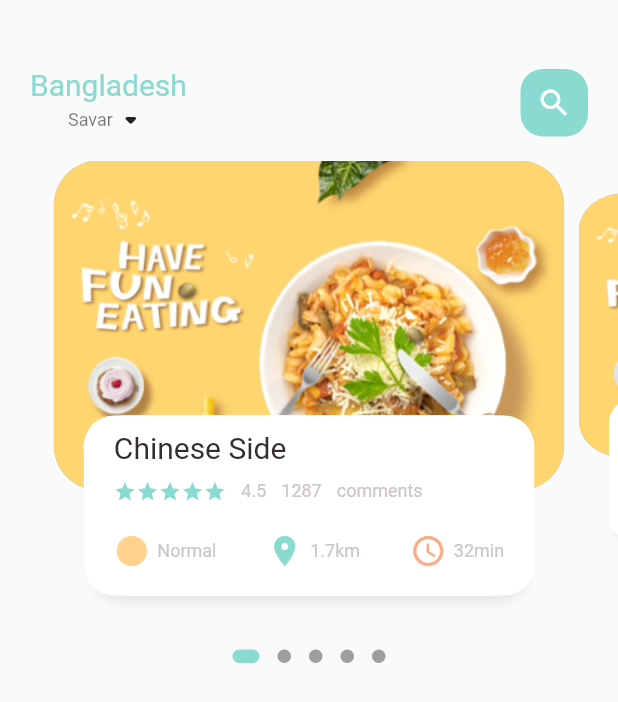
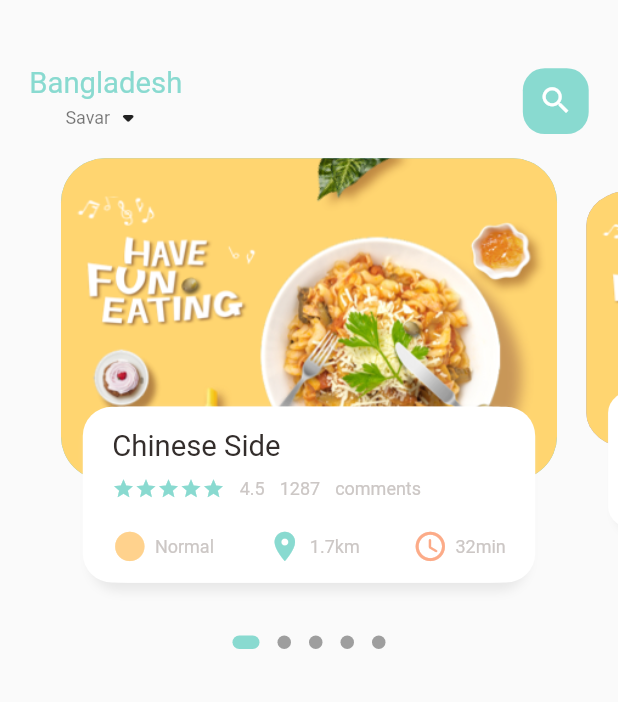
Before and after one commit to pasha13d/Shopping-App, a Flutter app: the screen it shows after launch, on a phone screen of 412 x 824 dp. Shown: the top 702 px of the screen. Run offline on Flutter 3.47's test engine with Material 2 defaults, Android fonts, the phone set to English and light mode, and no system bars; drawn by our look-alikes of dots_indicator; our stand-ins replace get.

Commit message:
dynamically handle size, radius, width, height, etc using getX

```diff
--- a/lib/home/food_page_body.dart
+++ b/lib/home/food_page_body.dart
@@ -2,6 +2,7 @@ import 'package:dots_indicator/dots_indicator.dart';
 import 'package:flutter/cupertino.dart';
 import 'package:flutter/material.dart';
 import 'package:shopping_app/utils/colors.dart';
+import 'package:shopping_app/utils/dimensions.dart';
 import 'package:shopping_app/widgets/big_text.dart';
 import 'package:shopping_app/widgets/icon_and_text_widget.dart';
 import 'package:shopping_app/widgets/small_text.dart';
@@ -17,7 +18,7 @@ class _FoodPageBodyState extends State<FoodPageBody> {
   PageController pageController = PageController(viewportFraction: 0.85);
   var _currentPageValue = 0.0; /// Initialize page value
   double _scaleFactor = 0.8;
-  double _height = 220;
+  double _height = Dimensions.pageViewContainer;
 
   @override
   void initState() {
@@ -41,7 +42,7 @@ class _FoodPageBodyState extends State<FoodPageBody> {
     return Column(
       children: [
         Container(
-          height: 320,
+          height: Dimensions.pageView,
           child: PageView.builder(
             controller: pageController,
             itemCount: 5,
@@ -90,10 +91,10 @@ class _FoodPageBodyState extends State<FoodPageBody> {
       child: Stack(
         children: [
           Container(
-            height: 220,
-            margin: const EdgeInsets.only(left: 5, right: 5),
+            height: Dimensions.pageViewContainer,
+            margin: EdgeInsets.only(left: Dimensions.width10, right: Dimensions.width10),
             decoration: BoxDecoration(
-                borderRadius: BorderRadiusDirectional.circular(30),
+                borderRadius: BorderRadiusDirectional.circular(Dimensions.radius30),
                 color: index.isEven ? Color(0xFF69c5df) : Color(0xFF9294cc),
                 image: DecorationImage(
                   fit: BoxFit.cover,
@@ -105,10 +106,11 @@ class _FoodPageBodyState extends State<FoodPageBody> {
           Align(
             alignment: Alignment.bottomCenter,
             child: Container(
-              height: 120,
-              margin: const EdgeInsets.only(left: 30, right: 30, bottom: 30),
+              height: Dimensions.pageViewTextContainer,
+              /// left+right -> width; top+bottom -> height
+              margin: EdgeInsets.only(left: Dimensions.width30, right: Dimensions.width30, bottom: Dimensions.height30),
               decoration: BoxDecoration(
-                borderRadius: BorderRadiusDirectional.circular(20),
+                borderRadius: BorderRadiusDirectional.circular(Dimensions.radius20),
                 color: Colors.white,
                 boxShadow: [
                   BoxShadow(
@@ -127,12 +129,12 @@ class _FoodPageBodyState extends State<FoodPageBody> {
                 ]
               ),
               child: Container(
-                padding: EdgeInsets.only(top: 10, left: 15, right: 15),
+                padding: EdgeInsets.only(top: Dimensions.height15, left: Dimensions.width15, right: Dimensions.width15),
                 child: Column(
                   crossAxisAlignment: CrossAxisAlignment.start,
                   children: [
                     BigText(text: "Chinese Side"),
-                    SizedBox(height: 10),
+                    SizedBox(height: Dimensions.height10),
                     Row(
                       children: [
                         Wrap(
@@ -146,7 +148,7 @@ class _FoodPageBodyState extends State<FoodPageBody> {
                         SmallText(text: "comments"),
                       ],
                     ),
-                    SizedBox(height: 20),
+                    SizedBox(height: Dimensions.height20),
                     Row(
                       mainAxisAlignment: MainAxisAlignment.spaceBetween,
                       children: [
--- a/lib/home/main_food_page.dart
+++ b/lib/home/main_food_page.dart
@@ -2,6 +2,7 @@ import 'package:flutter/cupertino.dart';
 import 'package:flutter/material.dart';
 import 'package:shopping_app/home/food_page_body.dart';
 import 'package:shopping_app/utils/colors.dart';
+import 'package:shopping_app/utils/dimensions.dart';
 import 'package:shopping_app/widgets/big_text.dart';
 import 'package:shopping_app/widgets/small_text.dart';
 
@@ -20,8 +21,8 @@ class _MainFoodPageState extends State<MainFoodPage> {
         children: [
           Container(
             child: Container(
-              margin: const EdgeInsets.only(top: 45, bottom: 15),
-              padding: const EdgeInsets.only(left: 20, right: 20),
+              margin: EdgeInsets.only(top: Dimensions.height45, bottom: Dimensions.height15),
+              padding: EdgeInsets.only(left: Dimensions.width20, right: Dimensions.width20),
               child: Row(
                 mainAxisAlignment: MainAxisAlignment.spaceBetween,
                 children: [
@@ -38,13 +39,13 @@ class _MainFoodPageState extends State<MainFoodPage> {
                   ),
                   Center(
                     child: Container(
-                      width: 45,
-                      height: 45,
+                      width: Dimensions.height45,
+                      height: Dimensions.height45,
                       decoration: BoxDecoration(
-                        borderRadius: BorderRadius.circular(15),
+                        borderRadius: BorderRadius.circular(Dimensions.radius15),
                         color: AppColors.mainColor,
                       ),
-                      child: Icon(Icons.search, color: Colors.white),
+                      child: Icon(Icons.search, color: Colors.white, size: Dimensions.iconSize24),
                     ),
                   ),
                 ],
--- a/lib/main.dart
+++ b/lib/main.dart
@@ -1,6 +1,7 @@
 import 'package:flutter/material.dart';
 
 import 'home/main_food_page.dart';
+import 'package:get/get.dart';
 
 void main() {
   runApp(const MyApp());
@@ -12,7 +13,7 @@ class MyApp extends StatelessWidget {
   // This widget is the root of your application.
   @override
   Widget build(BuildContext context) {
-    return MaterialApp(
+    return GetMaterialApp(
       debugShowCheckedModeBanner: false,
       title: 'Flutter Demo',
       theme: ThemeData(
--- a/lib/utils/dimensions.dart
+++ b/lib/utils/dimensions.dart
@@ -1,3 +1,29 @@
+import 'package:get/get.dart';
+
 class Dimensions {
-
+  static double screenHeight = Get.context!.height;
+  static double screenWidth = Get.context!.width;
+  /// 844/220; page height/container height
+  static double pageView = screenHeight/2.64;
+  static double pageViewContainer = screenHeight/3.84;
+  static double pageViewTextContainer = screenHeight/7.03;
+  /// dynamic height used in sizedbox or anywhere
+  static double height10 = screenHeight/84.4;
+  static double height15 = screenHeight/56.27;
+  static double height20 = screenHeight/42.2;
+  static double height30 = screenHeight/28.13;
+  static double height45 = screenHeight/18.76;
+  /// dynamic width padding and margin
+  static double width10 = screenHeight/84.4;
+  static double width15 = screenHeight/56.27;
+  static double width20 = screenHeight/42.2;
+  static double width30 = screenHeight/28.13;
+  /// font size
+  static double font20 = screenHeight/42.2;
+  /// card radius
+  static double radius15 = screenHeight/56.27;
+  static double radius20 = screenHeight/42.2;
+  static double radius30 = screenHeight/28.13;
+  /// icon size
+  static double iconSize24 = screenHeight/35.17;
 }
--- a/lib/widgets/big_text.dart
+++ b/lib/widgets/big_text.dart
@@ -1,4 +1,5 @@
 import 'package:flutter/cupertino.dart';
+import 'package:shopping_app/utils/dimensions.dart';
 
 class BigText extends StatelessWidget {
   Color? color;
@@ -9,7 +10,7 @@ class BigText extends StatelessWidget {
     Key? key,
     this.color = const Color(0xFF332d2b),
     required this.text,
-    this.size = 20,
+    this.size = 0,
     this.overflow = TextOverflow.ellipsis
   }) : super(key: key);
 
@@ -21,7 +22,7 @@ class BigText extends StatelessWidget {
       style: TextStyle(
         fontFamily: 'Roboto',
         color: color,
-        fontSize: size,
+        fontSize: size == 0 ? Dimensions.font20 : size,
         fontWeight: FontWeight.w400
       ),
     );
--- a/lib/widgets/icon_and_text_widget.dart
+++ b/lib/widgets/icon_and_text_widget.dart
@@ -1,4 +1,5 @@
 import 'package:flutter/cupertino.dart';
+import 'package:shopping_app/utils/dimensions.dart';
 import 'package:shopping_app/widgets/small_text.dart';
 
 class IconAndTextWidget extends StatelessWidget {
@@ -15,7 +16,7 @@ class IconAndTextWidget extends StatelessWidget {
   Widget build(BuildContext context) {
     return Row(
       children: [
-        Icon(icon, color: iconColor),
+        Icon(icon, color: iconColor, size: Dimensions.iconSize24),
         SizedBox(width: 5),
         SmallText(text: text),
       ],
```
